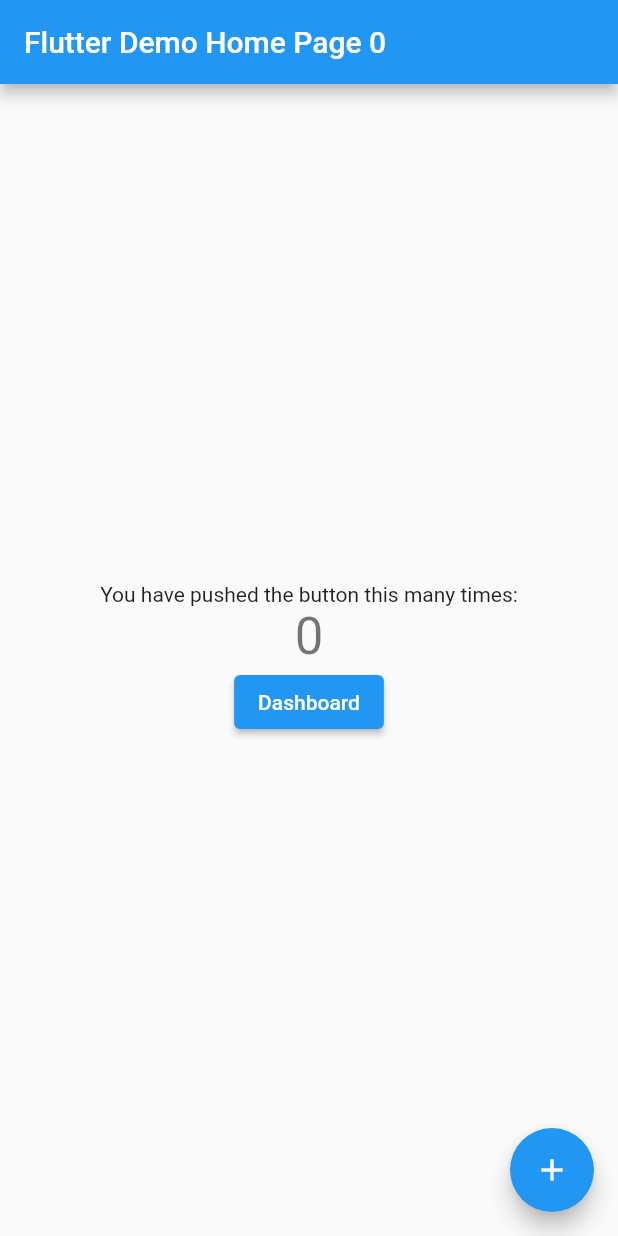
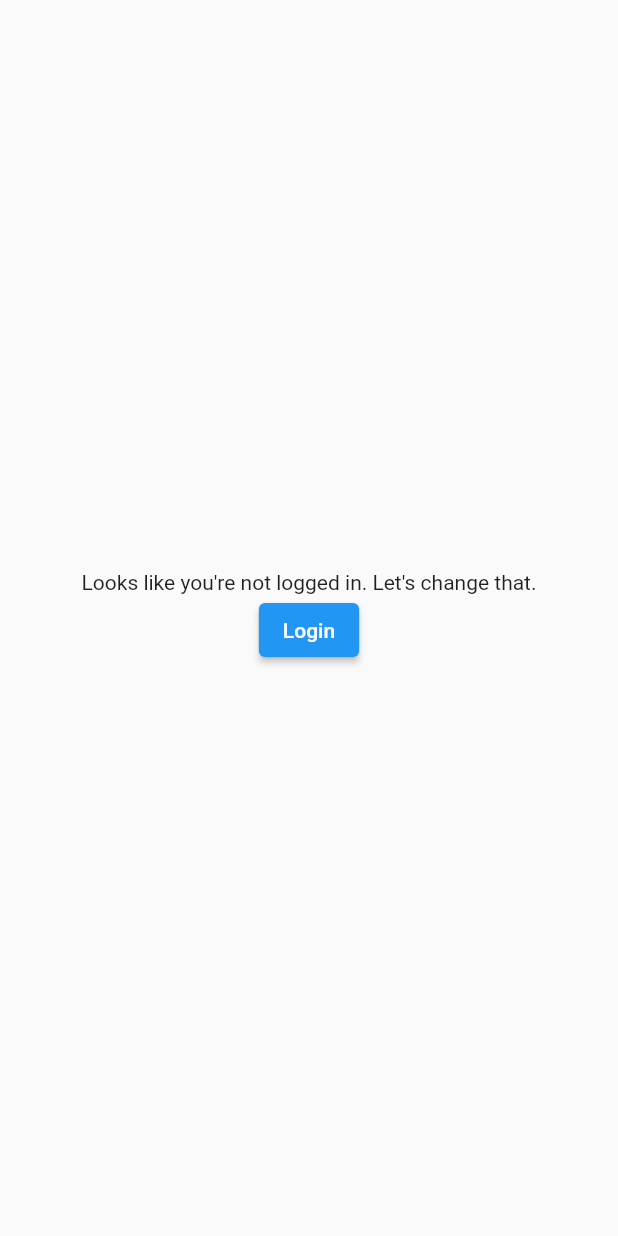
Before and after one commit to coodoo-io/flutter-architektur-einfuerhung-workshop, a Flutter app: the screen it shows after launch, on a phone screen of 412 x 824 dp. Run offline on Flutter 3.47's test engine with Material 2 defaults, Android fonts, the phone set to English and light mode, and no system bars; our stand-ins replace flutter_riverpod, freezed_annotation, go_router; generated files the repository leaves out were written again.

Commit message:
Inital commit to have login page (small) and also guards / transitions / redirects

```diff
--- a/lib/app.dart
+++ b/lib/app.dart
@@ -7,8 +7,8 @@ class MyApp extends ConsumerWidget {
   const MyApp({Key? key}) : super(key: key);
 
   @override
-  Widget build(BuildContext context, _) {
-    final GoRouter _router = router;
+  Widget build(BuildContext context, WidgetRef ref) {
+    final GoRouter _router = ref.read(routerProvider);
     return MaterialApp.router(
       title: 'Flutter Demo',
       theme: ThemeData(
--- a/lib/router.dart
+++ b/lib/router.dart
@@ -1,11 +1,40 @@
 import 'package:flutter/material.dart';
+import 'package:flutter_architektur_workshop/src/domain/user/user.entity.dart';
 import 'package:flutter_architektur_workshop/src/presentation/counter/counter.page.dart';
 import 'package:flutter_architektur_workshop/src/presentation/dashboard/dashboard.page.dart';
+import 'package:flutter_architektur_workshop/src/presentation/login/login.controller.dart';
+import 'package:flutter_architektur_workshop/src/presentation/login/login.page.dart';
+import 'package:flutter_riverpod/flutter_riverpod.dart';
 
 import 'package:go_router/go_router.dart';
 
-final router = GoRouter(
+final routerProvider = Provider<GoRouter>((ref) {
+  return GoRouter(
+    // Wrapper um Listenable zum Notifien des state changes
+    refreshListenable: RouterNotifier(ref),
+    redirect: (state) {
+      final user = ref.read(loginControllerProvider);
+
+      final areWeLoggingIn = state.location == '/login';
+
+      if (user == null) {
+        return areWeLoggingIn ? null : '/login';
+      }
+
+      // Wir haben einen User sind eingelogt (es kann weiter gehen)
+      // Hier sind wir in der Lage zu redirecten wie wir es benötigen.
+      // Rechte prüfen usw.
+      if (areWeLoggingIn) return '/';
+
+      // There's no need for a redirect at this point.
+      return null;
+    },
     routes: [
+      GoRoute(
+        name: 'login',
+        path: '/login',
+        builder: (_, __) => const LoginPage(),
+      ),
       GoRoute(
         path: '/',
         redirect: (_) => '/home',
@@ -13,7 +42,10 @@ final router = GoRouter(
       GoRoute(
         name: 'home',
         path: '/home',
-      builder: (_, __) => MyHomePage(title: 'Flutter Demo Home Page'),
+        pageBuilder: (context, state) => FadeTransitionPage(
+          key: const ValueKey<String>('login'),
+          child: MyHomePage(title: 'Flutter Demo Home Page'),
+        ),
         routes: [
           GoRoute(
             name: 'home_id',
@@ -28,7 +60,59 @@ final router = GoRouter(
       GoRoute(
         name: 'dashboard',
         path: '/dashboard',
-      builder: (BuildContext context, GoRouterState state) => const Dashboard(),
+        builder: (BuildContext context, GoRouterState state) =>
+            const Dashboard(),
       ),
     ],
   );
+});
+
+class RouterNotifier extends ChangeNotifier {
+  final Ref _ref;
+
+  /// Creates a Notifier to be used in GoRouter
+  ///
+  /// While it is not recommended to use `ChangeNotifier` anywhere else
+  /// (reference: https://riverpod.dev/docs/concepts/providers/#different-types-of-providers),
+  /// `ChangeNotifier` is a forced choice with go_router.
+  ///
+  /// GoRouter's refreshListenable only accepts a `Listenable` object as a parameter
+  /// and therefore `ChangeNotifier` is used here,
+  /// whereas `StateNotifier` is not a `Listenable`, so we can't use it.
+  ///
+  /// Here we inject a `Ref` so that it's possible to exploit `ref.listen()` to
+  /// notify GoRouter that something's changed in our providers.
+  ///
+  /// Note how we're forced to explicitly call `notifyListeners()`
+  /// to make this work.
+  RouterNotifier(this._ref) {
+    _ref.listen<UserEntity?>(
+      loginControllerProvider,
+      (_, __) => notifyListeners(),
+    );
+  }
+}
+
+/**
+ * Transition class for Custom Transition between Pages
+ */
+class FadeTransitionPage extends CustomTransitionPage<void> {
+  FadeTransitionPage({
+    required LocalKey key,
+    required Widget child,
+  }) : super(
+            key: key,
+            transitionsBuilder:
+                (context, animation, secondaryAnimation, child) {
+              const begin = Offset(0.0, -1.0);
+              const end = Offset(0.0, 0.0);
+              final tween = Tween(begin: begin, end: end);
+              final offsetAnimation = animation.drive(tween);
+
+              return SlideTransition(
+                position: offsetAnimation,
+                child: child,
+              );
+            },
+            child: child);
+}
--- /dev/null
+++ b/lib/src/domain/user/user.entity.dart
@@ -0,0 +1,6 @@
+class UserEntity {
+  final String name;
+  final String email;
+
+  const UserEntity({required this.name, required this.email});
+}
--- /dev/null
+++ b/lib/src/presentation/login/login.controller.dart
@@ -0,0 +1,24 @@
+import 'package:flutter_architektur_workshop/src/domain/user/user.entity.dart';
+import 'package:flutter_riverpod/flutter_riverpod.dart';
+
+class LoginController extends StateNotifier<UserEntity?> {
+  LoginController() : super(null);
+
+  Future<void> login(String email, String password) async {
+    // This mocks some sort of request / response
+    state = const UserEntity(
+      name: "My Name",
+      email: "My Email",
+    );
+  }
+
+  Future<void> logout() async {
+    // In this example user==null iff we're logged out
+    state = null; // No request is mocked here but I guess we could
+  }
+}
+
+final loginControllerProvider =
+    StateNotifierProvider<LoginController, UserEntity?>((ref) {
+  return LoginController();
+});
--- /dev/null
+++ b/lib/src/presentation/login/login.page.dart
@@ -0,0 +1,32 @@
+import 'package:flutter/material.dart';
+import 'package:flutter_architektur_workshop/src/presentation/login/login.controller.dart';
+import 'package:flutter_riverpod/flutter_riverpod.dart';
+
+class LoginPage extends ConsumerWidget {
+  const LoginPage({Key? key}) : super(key: key);
+
+  @override
+  Widget build(BuildContext context, WidgetRef ref) {
+    return Scaffold(
+      appBar: null,
+      body: Center(
+        child: Column(
+          mainAxisAlignment: MainAxisAlignment.center,
+          crossAxisAlignment: CrossAxisAlignment.center,
+          children: [
+            const Text("Looks like you're not logged in. Let's change that."),
+            ElevatedButton(
+              onPressed: () {
+                ref.read(loginControllerProvider.notifier).login(
+                      "myEmail",
+                      "myPassword",
+                    );
+              },
+              child: const Text("Login"),
+            ),
+          ],
+        ),
+      ),
+    );
+  }
+}
```
Lines whose indentation alone changed are shown as unchanged.
